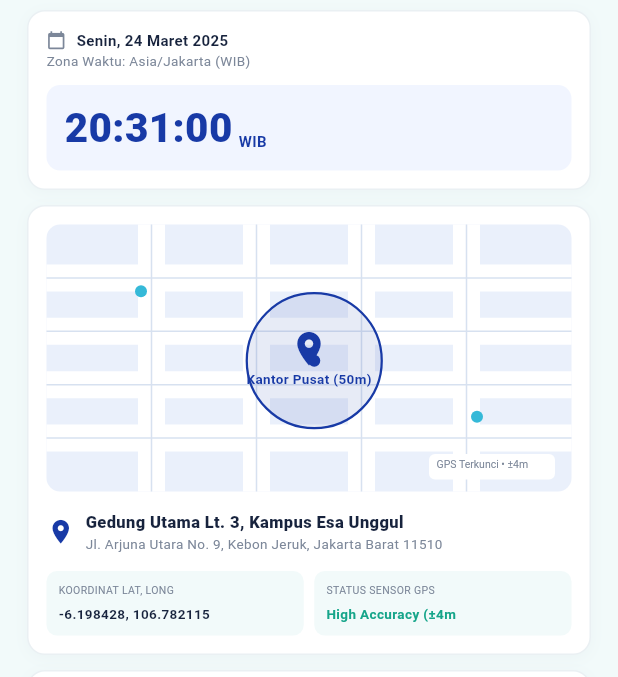
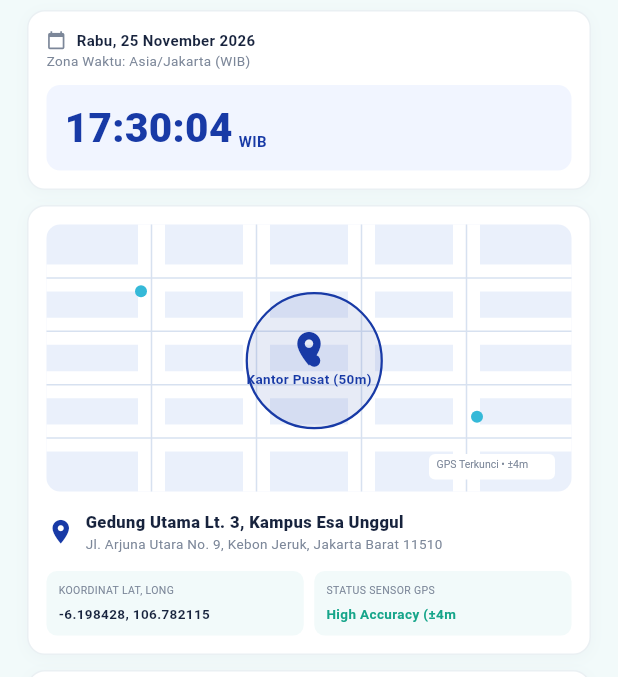
Before and after one commit to timothychrist/kelompok_7_pertemuan_8, a Flutter app: the MainShell screen opened directly, after a tap on "Presensi Masuk", on a phone screen of 412 x 824 dp, the part 80-757 px from its top. Run offline on Flutter 3.47's test engine with Material 3 defaults, Android fonts, the phone set to English and light mode, and no system bars.

Commit message:
Realtime Clock

```diff
--- a/lib/features/attendance/attendance_page.dart
+++ b/lib/features/attendance/attendance_page.dart
@@ -1,7 +1,9 @@
+import 'dart:ui' show FontFeature;
 import 'package:flutter/material.dart';
 import 'package:kelompok_7_pertemuan_8/core/constants/app_colors.dart';
 import 'package:kelompok_7_pertemuan_8/shared/widgets/app_card.dart';
 import 'package:kelompok_7_pertemuan_8/shared/widgets/status_pill.dart';
+import 'package:kelompok_7_pertemuan_8/shared/widgets/live_clock.dart';
 import 'package:kelompok_7_pertemuan_8/core/theme/input_styles.dart';
 import 'package:kelompok_7_pertemuan_8/features/attendance/widgets/geofence_map.dart';
 import 'package:kelompok_7_pertemuan_8/features/attendance/widgets/data_chip.dart';
@@ -17,10 +19,12 @@ class _AttendancePageState extends State<AttendancePage> {
   @override Widget build(BuildContext context) => ListView(padding: const EdgeInsets.fromLTRB(18, 12, 18, 22), children: [
     Row(children: [IconButton(onPressed: () => Navigator.of(context).maybePop(), icon: const Icon(Icons.arrow_back, size: 20)), const Expanded(child: Column(crossAxisAlignment: CrossAxisAlignment.start, children: [Text('Presensi Geofencing', style: TextStyle(fontSize: 15, fontWeight: FontWeight.w800, color: ink)), Text('PresenTech v2.4 • Modul Presensi C.3', style: TextStyle(fontSize: 9, color: muted))])), IconButton(onPressed: () => setState(() {}), icon: const Icon(Icons.refresh, size: 19, color: navy))]),
     appCard(child: Column(crossAxisAlignment: CrossAxisAlignment.start, children: [
-      const Row(children: [Icon(Icons.calendar_today, size: 13, color: muted), SizedBox(width: 7), Text('Senin, 24 Maret 2025', style: TextStyle(fontSize: 10, fontWeight: FontWeight.w700, color: ink))]),
-      const Text('Zona Waktu: Asia/Jakarta (WIB)', style: TextStyle(fontSize: 9, color: muted)),
-      const SizedBox(height: 10),
-      Container(padding: const EdgeInsets.symmetric(horizontal: 12, vertical: 9), decoration: BoxDecoration(color: const Color(0xFFF1F5FF), borderRadius: BorderRadius.circular(9)), child: const Row(crossAxisAlignment: CrossAxisAlignment.end, children: [Text('20:31:00', style: TextStyle(fontSize: 27, color: navy, fontWeight: FontWeight.w800)), Padding(padding: EdgeInsets.only(bottom: 4, left: 4), child: Text('WIB', style: TextStyle(fontSize: 10, color: navy, fontWeight: FontWeight.w700)))])),
+      LiveClock(builder: (context, now) => Column(crossAxisAlignment: CrossAxisAlignment.start, children: [
+        Row(children: [const Icon(Icons.calendar_today, size: 13, color: muted), const SizedBox(width: 7), Text(formatTanggal(now), style: const TextStyle(fontSize: 10, fontWeight: FontWeight.w700, color: ink))]),
+        const Text('Zona Waktu: Asia/Jakarta (WIB)', style: TextStyle(fontSize: 9, color: muted)),
+        const SizedBox(height: 10),
+        Container(padding: const EdgeInsets.symmetric(horizontal: 12, vertical: 9), decoration: BoxDecoration(color: const Color(0xFFF1F5FF), borderRadius: BorderRadius.circular(9)), child: Row(crossAxisAlignment: CrossAxisAlignment.end, children: [Text(formatJam(now), style: const TextStyle(fontSize: 27, color: navy, fontWeight: FontWeight.w800, fontFeatures: [FontFeature.tabularFigures()])), const Padding(padding: EdgeInsets.only(bottom: 4, left: 4), child: Text('WIB', style: TextStyle(fontSize: 10, color: navy, fontWeight: FontWeight.w700)))])),
+      ])),
     ])),
     const SizedBox(height: 10),
     appCard(child: Column(crossAxisAlignment: CrossAxisAlignment.start, children: [
--- /dev/null
+++ b/lib/shared/widgets/live_clock.dart
@@ -0,0 +1,50 @@
+import 'dart:async';
+import 'package:flutter/material.dart';
+
+const _hari = ['Senin', 'Selasa', 'Rabu', 'Kamis', 'Jumat', 'Sabtu', 'Minggu'];
+const _bulan = ['Januari', 'Februari', 'Maret', 'April', 'Mei', 'Juni', 'Juli', 'Agustus', 'September', 'Oktober', 'November', 'Desember'];
+
+String _two(int n) => n.toString().padLeft(2, '0');
+
+/// Format "HH:mm:ss" dari waktu WIB.
+String formatJam(DateTime t) => '${_two(t.hour)}:${_two(t.minute)}:${_two(t.second)}';
+
+/// Format "Senin, 24 Maret 2025" dari waktu WIB.
+String formatTanggal(DateTime t) => '${_hari[t.weekday - 1]}, ${t.day} ${_bulan[t.month - 1]} ${t.year}';
+
+/// Widget yang rebuild tiap detik dengan waktu WIB (UTC+7) saat ini,
+/// apa pun zona waktu perangkat.
+class LiveClock extends StatefulWidget {
+  final Widget Function(BuildContext context, DateTime wib) builder;
+  const LiveClock({super.key, required this.builder});
+  @override State<LiveClock> createState() => _LiveClockState();
+}
+
+class _LiveClockState extends State<LiveClock> {
+  late DateTime _now = _wibNow();
+  Timer? _timer;
+
+  static DateTime _wibNow() => DateTime.now().toUtc().add(const Duration(hours: 7));
+
+  @override void initState() {
+    super.initState();
+    _scheduleNextTick();
+  }
+
+  // Tick tepat di pergantian detik supaya tidak melompat/terlambat.
+  void _scheduleNextTick() {
+    final ms = 1000 - DateTime.now().millisecond;
+    _timer = Timer(Duration(milliseconds: ms), () {
+      if (!mounted) return;
+      setState(() => _now = _wibNow());
+      _scheduleNextTick();
+    });
+  }
+
+  @override void dispose() {
+    _timer?.cancel();
+    super.dispose();
+  }
+
+  @override Widget build(BuildContext context) => widget.builder(context, _now);
+}
```
